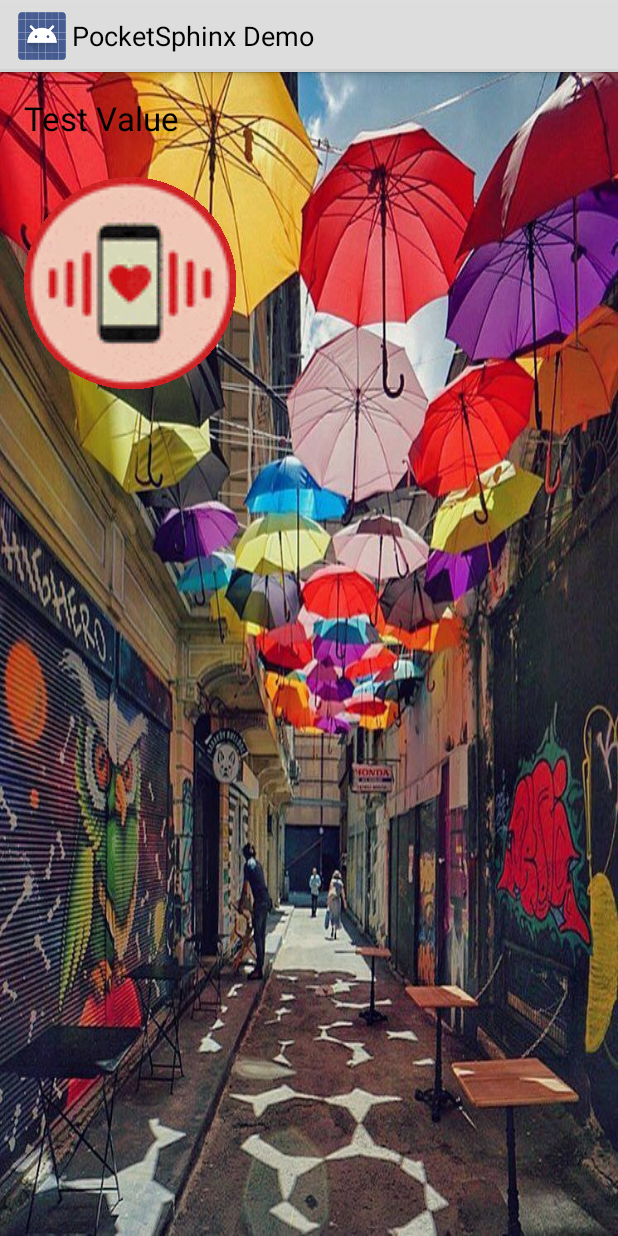
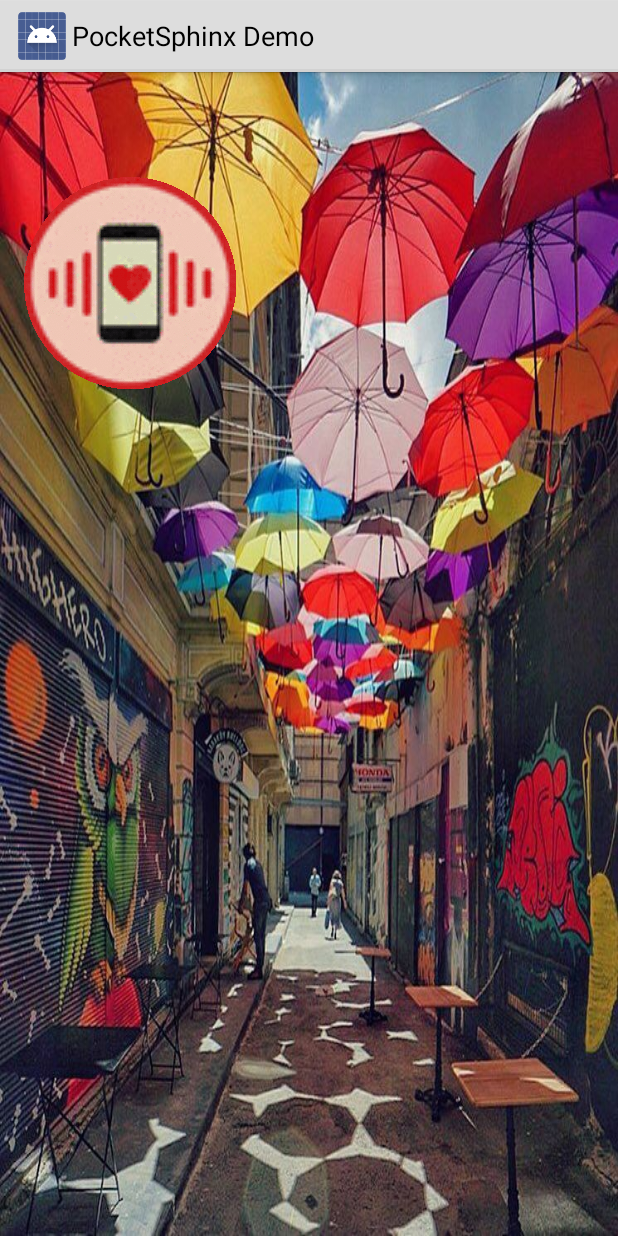
Before and after one commit to othmanriaz/Nuggets, an Android app: the layout main.xml on its own in the app's theme, with its tools: preview values and no code run, on a phone screen of 412 x 824 dp. Run offline under Robolectric (Android 15) with nearby library versions, the phone set to English and light mode, and no system bars; plain views replace RippleBackground.

Commit message:
update image view settings

```diff
--- a/pocketsphinx-android-demo-master/app/src/main/res/layout/main.xml
+++ b/pocketsphinx-android-demo-master/app/src/main/res/layout/main.xml
@@ -9,21 +9,17 @@
     android:weightSum="1">
 
 
-
-
-
-
-
     <TextView
         android:id="@+id/caption_text"
         android:layout_width="fill_parent"
         android:layout_height="wrap_content"
-        android:layout_above="@+id/content"
         android:layout_gravity="bottom"
         android:textAppearance="?android:attr/textAppearanceLarge"
-        android:typeface="sans"
-        android:layout_centerVertical="true"
-        android:text="Test Value"/>
+        android:typeface="sans"/>
+    <!--android:layout_above="@+id/content"-->
+        <!--android:layout_centerVertical="true"-->
+        <!--android:text="Test Value"-->
+
 
 
     <LinearLayout
@@ -35,6 +31,7 @@
             android:id="@+id/result_text"
             android:layout_width="wrap_content"
             android:layout_height="wrap_content"
+
             android:textAppearance="?android:attr/textAppearanceMedium" />
                 <!--android:layout_weight="1"-->
     </LinearLayout>
@@ -46,25 +43,19 @@
             xmlns:android="http://schemas.android.com/apk/res/android"
             xmlns:app="http://schemas.android.com/apk/res-auto"
             android:layout_width="fill_parent"
-        android:layout_height="500dp"
-        android:layout_centerInParent="true"
+            android:layout_height="fill_parent"
             android:id="@+id/content"
             app:rb_color="#ff0000"
             app:rb_radius="32dp"
-        app:rb_rippleAmount="2"
+            app:rb_rippleAmount="4"
             app:rb_duration="3000"
-        app:rb_scale="9">
+            app:rb_scale="6">
             <ImageView
-
                 android:layout_width="wrap_content"
                 android:layout_height="wrap_content"
+                android:layout_centerInParent="true"
                 android:id="@+id/centerImage"
-            android:layout_centerInParent="true"
-            android:src="@drawable/ref"
-
-            />
-            <!--android:background="@drawable/roundcorner"/>-->
-
+                android:src="@drawable/ref"/>
         </com.skyfishjy.library.RippleBackground>
 
 
```
Lines whose indentation alone changed are shown as unchanged.
